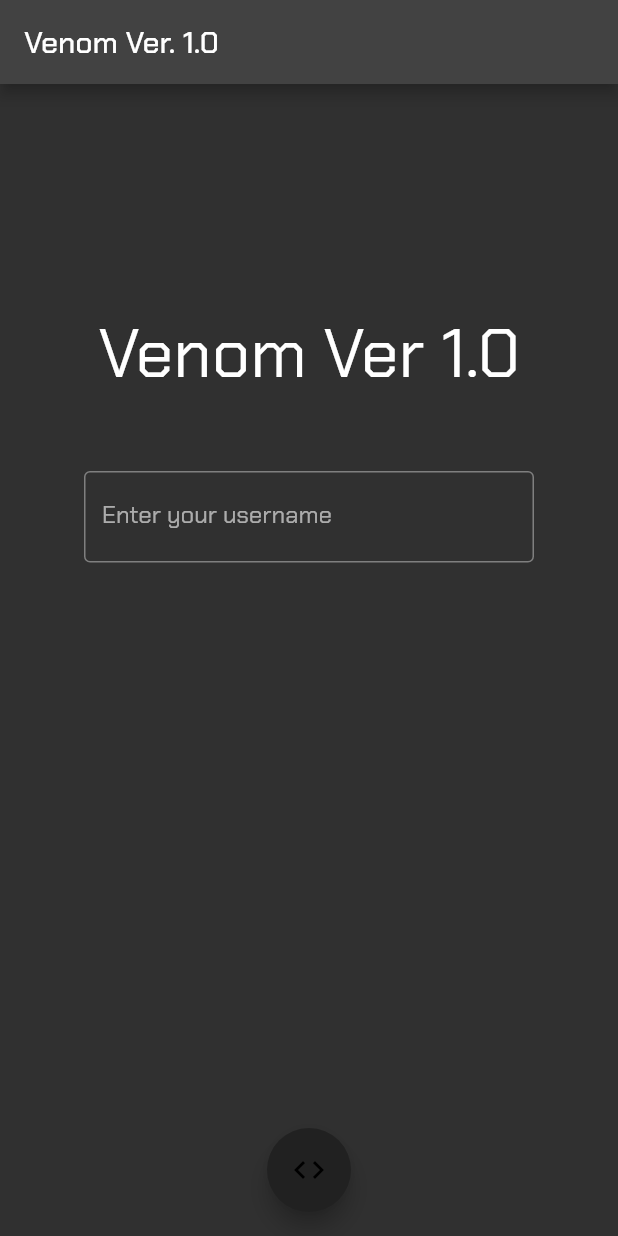
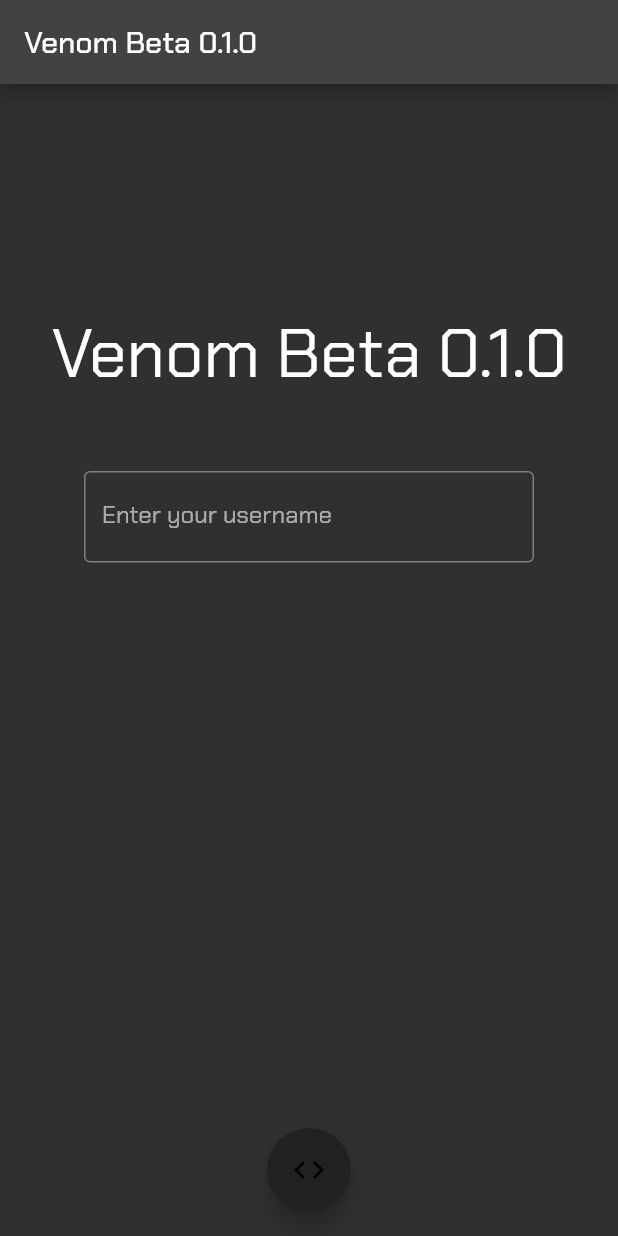
Before and after one commit to navirobayo/venom, a Flutter app: the screen it shows after launch, on a phone screen of 412 x 824 dp. Run offline on Flutter 3.47's test engine with Material 2 defaults, Android fonts, the phone set to English and light mode, and no system bars; our stand-ins replace circular_countdown_timer, flutter_time_picker_spinner, google_fonts, sqflite; accounts and stored records are empty.

Commit message:
Name Update

```diff
--- a/venom/lib/presentation/welcome_screen/welcome_screen.dart
+++ b/venom/lib/presentation/welcome_screen/welcome_screen.dart
@@ -10,7 +10,7 @@ class WelcomeScreen extends StatelessWidget {
     return Scaffold(
       floatingActionButtonLocation: FloatingActionButtonLocation.centerFloat,
       appBar: AppBar(
-        title: const Text("Venom Ver. 1.0"),
+        title: const Text("Venom Beta 0.1.0"),
       ),
       body: Center(
         child: Column(
@@ -18,7 +18,7 @@ class WelcomeScreen extends StatelessWidget {
             const SizedBox(
               height: 150,
             ),
-            const Text("Venom Ver 1.0", style: TextStyle(fontSize: 45)),
+            const Text("Venom Beta 0.1.0", style: TextStyle(fontSize: 45)),
             const SizedBox(
               height: 50,
             ),
```
